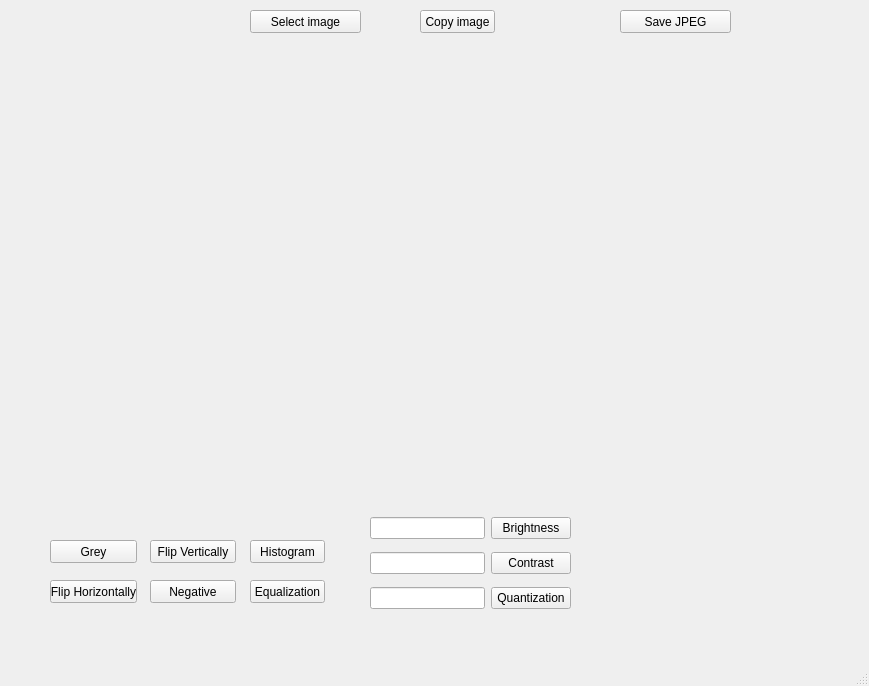
Qt form Trabalho2/mainwindow.ui (PhPierceBrosnan/Photochope) before a commit.
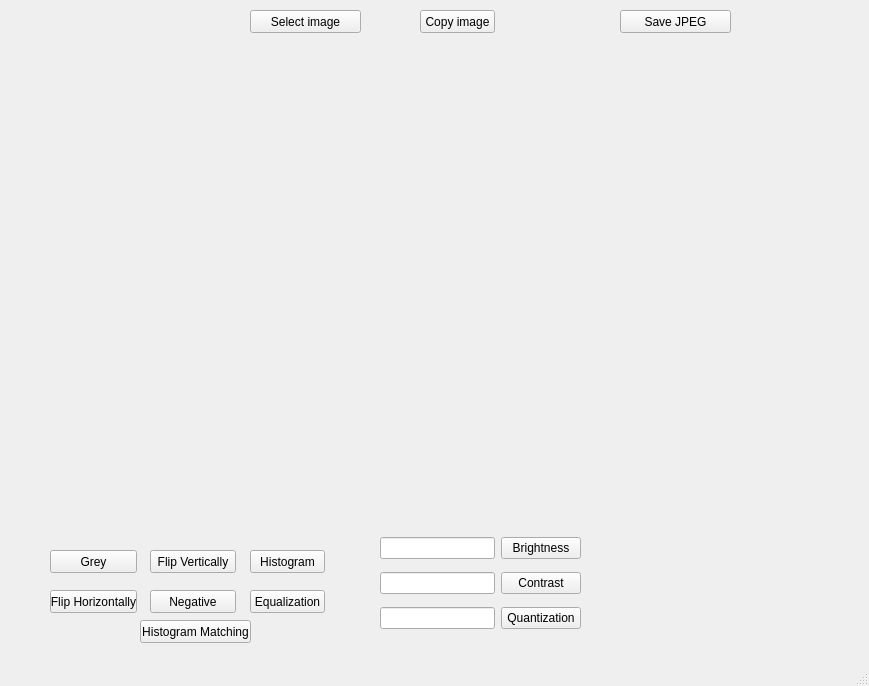
The same form after that commit. Icons and pictures are not drawn.

What changed in the file:
```diff
--- a/Trabalho2/mainwindow.ui
+++ b/Trabalho2/mainwindow.ui
@@ -94,8 +94,8 @@
    <widget class="QWidget" name="gridLayoutWidget_2">
     <property name="geometry">
      <rect>
-      <x>370</x>
-      <y>510</y>
+      <x>380</x>
+      <y>530</y>
       <width>201</width>
       <height>109</height>
      </rect>
@@ -149,7 +149,7 @@
     <property name="geometry">
      <rect>
       <x>50</x>
-      <y>540</y>
+      <y>550</y>
       <width>87</width>
       <height>23</height>
      </rect>
@@ -162,7 +162,7 @@
     <property name="geometry">
      <rect>
       <x>150</x>
-      <y>540</y>
+      <y>550</y>
       <width>86</width>
       <height>23</height>
      </rect>
@@ -175,7 +175,7 @@
     <property name="geometry">
      <rect>
       <x>50</x>
-      <y>580</y>
+      <y>590</y>
       <width>87</width>
       <height>23</height>
      </rect>
@@ -188,7 +188,7 @@
     <property name="geometry">
      <rect>
       <x>150</x>
-      <y>580</y>
+      <y>590</y>
       <width>86</width>
       <height>23</height>
      </rect>
@@ -214,7 +214,7 @@
     <property name="geometry">
      <rect>
       <x>250</x>
-      <y>540</y>
+      <y>550</y>
       <width>75</width>
       <height>23</height>
      </rect>
@@ -227,7 +227,7 @@
     <property name="geometry">
      <rect>
       <x>250</x>
-      <y>580</y>
+      <y>590</y>
       <width>75</width>
       <height>23</height>
      </rect>
@@ -236,6 +236,19 @@
      <string>Equalization</string>
     </property>
    </widget>
+   <widget class="QPushButton" name="pushButton_13">
+    <property name="geometry">
+     <rect>
+      <x>140</x>
+      <y>620</y>
+      <width>111</width>
+      <height>23</height>
+     </rect>
+    </property>
+    <property name="text">
+     <string>Histogram Matching</string>
+    </property>
+   </widget>
   </widget>
   <widget class="QMenuBar" name="menubar">
    <property name="geometry">
```
